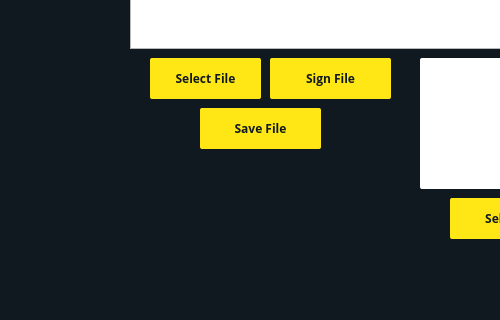
Qt form Signing.ui (fernaldifz/digital-signature) before a commit; both pictures show x 0 to 500 and y 192 to 512 of the 720 by 512 pixel window.
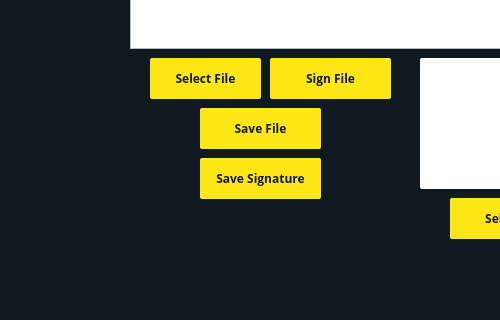
The same form after that commit.

```diff
--- a/Signing.ui
+++ b/Signing.ui
@@ -315,6 +315,28 @@
      <string>Save File</string>
     </property>
    </widget>
+   <widget class="QPushButton" name="savesignature">
+    <property name="geometry">
+     <rect>
+      <x>200</x>
+      <y>350</y>
+      <width>121</width>
+      <height>41</height>
+     </rect>
+    </property>
+    <property name="styleSheet">
+     <string notr="true">background: #FFE715;
+border-radius: 2px;
+font-family: Open Sans;
+font-style: normal;
+font-weight: 600;
+font-size: 12px;
+color: #101920;</string>
+    </property>
+    <property name="text">
+     <string>Save Signature</string>
+    </property>
+   </widget>
   </widget>
  </widget>
  <resources/>
```
